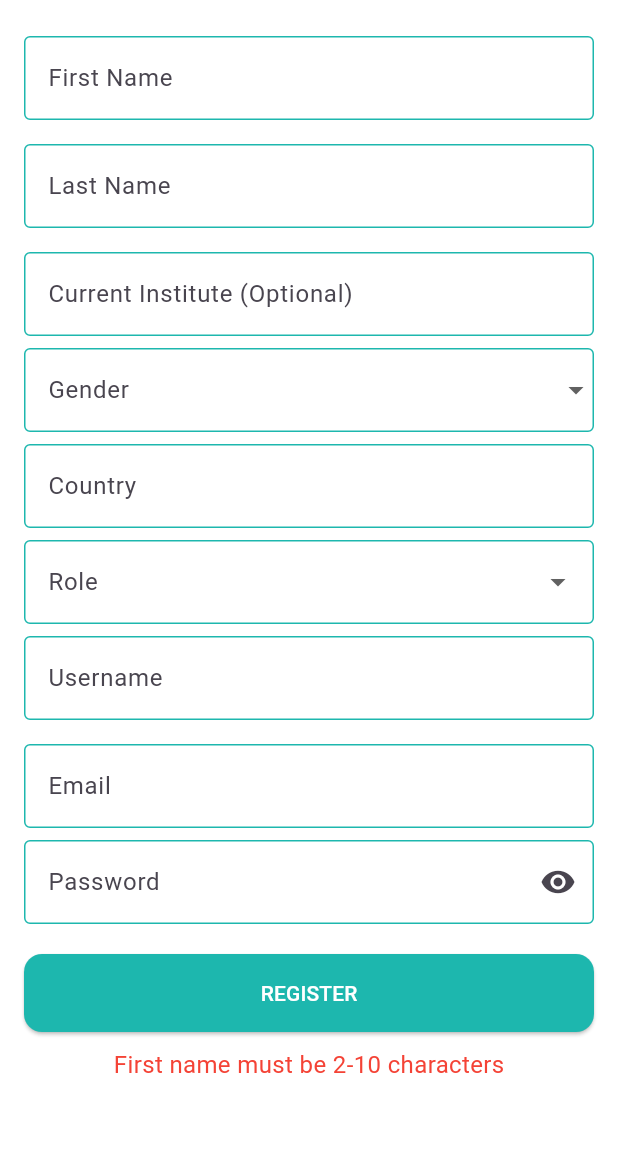
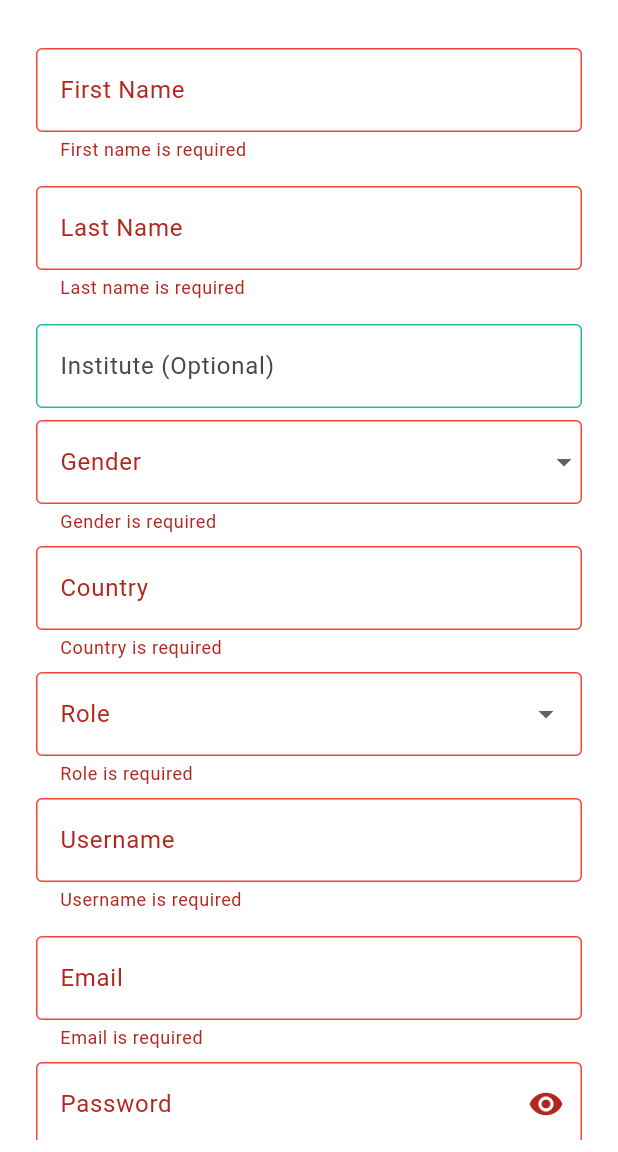
Before and after one commit to sourav600/online-classroom-management-frontend, a Flutter app: the screen it shows after launch, after a tap on "REGISTER", on a phone screen of 412 x 824 dp, the part 84-1236 px from its top. Run offline on Flutter 3.47's test engine with Material 3 defaults, Android fonts, the phone set to English and light mode, and no system bars; our stand-ins replace connectivity_plus, dartz, equatable, flutter_secure_storage, get; accounts and stored records are empty.

```diff
--- a/lib/core/utils/constants.dart
+++ b/lib/core/utils/constants.dart
@@ -1,5 +1,5 @@
 class Constants {
   static const String baseUrlLocalhost = 'http://localhost:5000';
 
-  static const String baseUrl = 'http://192.168.190.18:5000';
+  static const String baseUrl = 'http://192.168.91.18:5000';
 }
--- /dev/null
+++ b/lib/features/user/domain/usecases/login_user.dart
@@ -0,0 +1,23 @@
+import 'package:dartz/dartz.dart';
+import '../../../../core/error/failures.dart';
+import '../../../../core/usecases/usecase.dart';
+import '../entities/auth_response.dart';
+import '../repositories/user_repository.dart';
+
+class LoginUser implements UseCase<AuthResponse, LoginParams> {
+  final UserRepository repository;
+
+  LoginUser(this.repository);
+
+  @override
+  Future<Either<Failure, AuthResponse>> call(LoginParams params) async {
+    return await repository.login(params.username, params.password);
+  }
+}
+
+class LoginParams {
+  final String username;
+  final String password;
+
+  LoginParams({required this.username, required this.password});
+}
--- a/lib/features/user/presentation/controllers/auth_controller.dart
+++ b/lib/features/user/presentation/controllers/auth_controller.dart
@@ -1,15 +1,18 @@
 import 'package:get/get.dart';
+import 'package:online_classroom_frontend/features/user/domain/usecases/login_user.dart';
 import '../../domain/usecases/register_user.dart';
 import '../../domain/entities/user.dart';
 
 class AuthController extends GetxController {
   final RegisterUser registerUser;
+  final LoginUser loginUser;
   final RxBool isLoading = false.obs;
   final RxString errorMessage = ''.obs;
   final Rx<User?> currentUser = Rx<User?>(null);
 
   AuthController({
-    required this.registerUser
+    required this.registerUser,
+    required this.loginUser,
   });
 
   Future<void> register(User user) async {
@@ -20,10 +23,23 @@ class AuthController extends GetxController {
       (failure) => errorMessage.value = failure.errorMessage,
       (user) {
         currentUser.value = user;
-        Get.offNamed('/register');
+        Get.offNamed('/login');
       },
     );
     isLoading.value = false;
   }
 
+  Future<void> login(String username, String password) async {
+    isLoading.value = true;
+    errorMessage.value = '';
+    final result =
+        await loginUser(LoginParams(username: username, password: password));
+    result.fold(
+      (failure) => errorMessage.value = failure.errorMessage,
+      (authResponse) {
+        Get.offNamed('/dashboard');
+      },
+    );
+    isLoading.value = false;
   }
+}
--- a/lib/features/user/presentation/pages/register_screen.dart
+++ b/lib/features/user/presentation/pages/register_screen.dart
@@ -3,7 +3,6 @@ import 'package:get/get.dart';
 import 'package:online_classroom_frontend/core/utils/app_colors.dart';
 import 'package:online_classroom_frontend/features/user/data/models/user_model.dart';
 import '../controllers/auth_controller.dart';
-import '../widgets/custom_button.dart';
 import '../widgets/custom_text_field.dart';
 
 class RegisterScreen extends StatelessWidget {
@@ -16,34 +15,6 @@ class RegisterScreen extends StatelessWidget {
   final usernameController = TextEditingController();
   final emailController = TextEditingController();
   final passwordController = TextEditingController();
-
-  String? _validateInput() {
-    if (firstNameController.text.length < 2 || firstNameController.text.length > 10) {
-      return 'First name must be 2-10 characters';
-    }
-    if (!RegExp(r'^[a-zA-Z ]+$').hasMatch(firstNameController.text)) {
-      return 'First name must contain only letters';
-    }
-    if (lastNameController.text.length < 3 || lastNameController.text.length > 15) {
-      return 'Last name must be 3-15 characters';
-    }
-    if (!RegExp(r'^[a-zA-Z ]+$').hasMatch(lastNameController.text)) {
-      return 'Last name must contain only letters';
-    }
-    if (countryController.text.isEmpty) {
-      return 'Country is required';
-    }
-    if (usernameController.text.length < 4 || usernameController.text.length > 20) {
-      return 'Username must be 4-20 characters';
-    }
-    if (!RegExp(r'^[\w-\.]+@([\w-]+\.)+[\w-]{2,4}$').hasMatch(emailController.text)) {
-      return 'Invalid email format';
-    }
-    if (passwordController.text.length < 6) {
-      return 'Password must be at least 6 characters';
-    }
-    return null;
-  }
 
   @override
   Widget build(BuildContext context) {
@@ -59,48 +30,80 @@ class RegisterScreen extends StatelessWidget {
         backgroundColor: Theme.of(context).primaryColor,
         iconTheme: const IconThemeData(color: Colors.white),
       ),
-      body: SingleChildScrollView(
+      body: Padding(
+          padding: const EdgeInsets.all(8.0),
+          child: Obx(() => Form(
+                key: formKey,
+                child: SingleChildScrollView(
                   padding: const EdgeInsets.all(16.0),
                   child: Column(
                     children: [
                       CustomTextField(
                         controller: firstNameController,
                         label: 'First Name',
+                        validator: (value) {
+                          if (value?.isEmpty ?? true)
+                            return 'First name is required';
+                          if (!RegExp(r'^[a-zA-Z ]+$').hasMatch(value!)) {
+                            return 'Only letters allowed';
+                          }
+                          if (value.length < 2 || value.length > 10) {
+                            return '2-10 characters required';
+                          }
+                          return null;
+                        },
                       ),
                       CustomTextField(
                         controller: lastNameController,
                         label: 'Last Name',
+                        validator: (value) {
+                          if (value?.isEmpty ?? true)
+                            return 'Last name is required';
+                          if (!RegExp(r'^[a-zA-Z ]+$').hasMatch(value!)) {
+                            return 'Only letters allowed';
+                          }
+                          if (value.length < 3 || value.length > 15) {
+                            return '3-15 characters required';
+                          }
+                          return null;
+                        },
                       ),
                       CustomTextField(
                         controller: instituteController,
-              label: 'Current Institute (Optional)',
+                        label: 'Institute (Optional)',
                       ),
                       DropdownButtonFormField<String>(
-              value: selectedGender.value.isEmpty ? null : selectedGender.value,
+                        value: selectedGender.value.isEmpty
+                            ? null
+                            : selectedGender.value,
                         onChanged: (value) => selectedGender.value = value!,
                         items: ['Male', 'Female', 'Other']
-                .map((gender) =>
-                DropdownMenuItem(value: gender, child: Text(gender)))
+                            .map((gender) => DropdownMenuItem(
+                                value: gender, child: Text(gender)))
                             .toList(),
                         decoration: const InputDecoration(labelText: 'Gender'),
-              validator: (value) =>
-                value == null || value.isEmpty ? 'Gender is required' : null,
+                        validator: (value) => value == null || value.isEmpty
+                            ? 'Gender is required'
+                            : null,
                       ),
-
                       CustomTextField(
                         controller: countryController,
                         label: 'Country',
+                        validator: (value) => value?.isEmpty ?? true
+                            ? 'Country is required'
+                            : null,
                       ),
-
                       Obx(() => DropdownButtonFormField<String>(
-                  value: selectedRole.value.isEmpty ? null : selectedRole.value,
+                            value: selectedRole.value.isEmpty
+                                ? null
+                                : selectedRole.value,
                             decoration: const InputDecoration(
                               labelText: 'Role',
                               border: OutlineInputBorder(),
                             ),
                             items: ['ADMIN', 'TEACHER', 'STUDENT']
-                        .map((role) =>
-                          DropdownMenuItem(value: role, child: Text(role)))
+                                .map((role) => DropdownMenuItem(
+                                    value: role, child: Text(role)))
                                 .toList(),
                             onChanged: (value) {
                               if (value != null) selectedRole.value = value;
@@ -108,14 +111,31 @@ class RegisterScreen extends StatelessWidget {
                             validator: (value) =>
                                 value == null ? 'Role is required' : null,
                           )),
-
                       CustomTextField(
                         controller: usernameController,
                         label: 'Username',
+                        validator: (value) {
+                          if (value?.isEmpty ?? true) {
+                            return 'Username is required';
+                          }
+                          if (value!.length < 4 || value.length > 20) {
+                            return '4-20 characters required';
+                          }
+                          return null;
+                        },
                       ),
                       CustomTextField(
                         controller: emailController,
                         label: 'Email',
+                        validator: (value) {
+                          if (value?.isEmpty ?? true)
+                            return 'Email is required';
+                          if (!RegExp(r'^[\w-\.]+@([\w-]+\.)+[\w-]{2,4}$')
+                              .hasMatch(value!)) {
+                            return 'Invalid email format';
+                          }
+                          return null;
+                        },
                       ),
                       Obx(() => TextFormField(
                             controller: passwordController,
@@ -129,12 +149,29 @@ class RegisterScreen extends StatelessWidget {
                                       : Icons.visibility_off,
                                 ),
                                 onPressed: () {
-                    isPasswordHidden.value = !isPasswordHidden.value;
+                                  isPasswordHidden.value =
+                                      !isPasswordHidden.value;
                                 },
                               ),
                             ),
+                            validator: (value) {
+                              if (value?.isEmpty ?? true) {
+                                return 'Password is required';
+                              }
+                              if (value!.length < 6) {
+                                return 'Password must be at least 6 characters long';
+                              }
+                              if (!RegExp(r'^(?=.*[a-z])(?=.*[A-Z])')
+                                  .hasMatch(value)) {
+                                return 'Must include both uppercase and lowercase letters';
+                              }
+                              if (!RegExp(r'[!@#$%^&*(),.?":{}|<>]')
+                                  .hasMatch(value)) {
+                                return 'At least one special character is required';
+                              }
+                              return null;
+                            },
                           )),
-
                       const SizedBox(height: 20),
                       Obx(() => SizedBox(
                             width: double.infinity,
@@ -142,16 +179,14 @@ class RegisterScreen extends StatelessWidget {
                                 ? const CircularProgressIndicator()
                                 : ElevatedButton(
                                     onPressed: () {
-                        final error = _validateInput();
-                        if(error != null){
-                          authController.errorMessage.value = error;
-                          return;
-                        }
+                                      if (formKey.currentState?.validate() ??
+                                          false) {
                                         final roleName = selectedRole.value;
                                         final user = UserModel(
                                           firstName: firstNameController.text,
                                           lastName: lastNameController.text,
-                          currentInstitute: instituteController.text.isEmpty
+                                          currentInstitute:
+                                              instituteController.text.isEmpty
                                                   ? null
                                                   : instituteController.text,
                                           country: countryController.text,
@@ -163,18 +198,21 @@ class RegisterScreen extends StatelessWidget {
                                           password: passwordController.text,
                                         );
                                         authController.register(user);
+                                      }
                                     },
                                     style: ElevatedButton.styleFrom(
-                        padding: const EdgeInsets.symmetric(vertical: 16),
+                                      padding: const EdgeInsets.symmetric(
+                                          vertical: 20),
                                       backgroundColor: AppColors.primary,
                                       shape: RoundedRectangleBorder(
                                         borderRadius: BorderRadius.circular(12),
                                       ),
                                     ),
-                   child: const Text('REGISTER', style: TextStyle(color: AppColors.background)),
+                                    child: const Text('REGISTER',
+                                        style: TextStyle(
+                                            color: AppColors.background)),
                                   ),
-            )
-              ),
+                          )),
                       Obx(() => authController.errorMessage.value.isNotEmpty
                           ? Padding(
                               padding: const EdgeInsets.only(top: 10),
@@ -184,9 +222,21 @@ class RegisterScreen extends StatelessWidget {
                               ),
                             )
                           : const SizedBox()),
+                      const SizedBox(height: 16),
+                      TextButton(
+                        onPressed: () => Get.toNamed('/login'),
+                        child: const Text(
+                          'Already have an account? Login',
+                          style: TextStyle(
+                            color: AppColors.primary,
+                            fontWeight: FontWeight.w500,
+                          ),
+                        ),
+                      ),
                     ],
                   ),
                 ),
+              ))),
     );
   }
 }
--- a/lib/features/user/presentation/widgets/custom_text_field.dart
+++ b/lib/features/user/presentation/widgets/custom_text_field.dart
@@ -4,21 +4,24 @@ class CustomTextField extends StatelessWidget {
   final TextEditingController controller;
   final String label;
   final bool obscureText;
+  final String? Function(String?)? validator;
 
   const CustomTextField({
     super.key,
     required this.controller,
     required this.label,
     this.obscureText = false,
+    this.validator
   });
 
   @override
   Widget build(BuildContext context) {
     return Padding(
       padding: const EdgeInsets.symmetric(vertical: 8.0),
-      child: TextField(
+      child: TextFormField(
         controller: controller,
         obscureText: obscureText,
+        validator: validator,
         decoration: InputDecoration(
           labelText: label,
           border: const OutlineInputBorder(),
--- a/lib/injection_container.dart
+++ b/lib/injection_container.dart
@@ -2,7 +2,9 @@ import 'package:get/get.dart';
 import 'package:http/http.dart' as http;
 import 'package:flutter_secure_storage/flutter_secure_storage.dart';
 import 'package:connectivity_plus/connectivity_plus.dart';
+import 'package:online_classroom_frontend/features/user/data/datasources/user_local_data_source.dart';
 import 'package:online_classroom_frontend/features/user/domain/repositories/user_repository.dart';
+import 'package:online_classroom_frontend/features/user/domain/usecases/login_user.dart';
 import 'features/user/data/datasources/user_remote_data_source.dart';
 import 'features/user/data/repositories/user_repository_impl.dart';
 import 'features/user/domain/usecases/register_user.dart';
@@ -19,21 +21,27 @@ void initDependencies() {
   Get.lazyPut<NetworkInfo>(() => NetworkInfoImpl(Get.find<Connectivity>()));
 
   // Data sources
-  Get.lazyPut<UserRemoteDataSource>(() => UserRemoteDataSourceImpl(Get.find<http.Client>()));
+  Get.lazyPut<UserRemoteDataSource>(
+      () => UserRemoteDataSourceImpl(Get.find<http.Client>()));
+  Get.lazyPut<UserLocalDataSource>(() => UserLocalDataSourceImpl(Get.find()));
 
   // Repository
   Get.lazyPut<UserRepository>(() => UserRepositoryImpl(
         remoteDataSource: Get.find(),
+        localDataSource: Get.find(),
         networkInfo: Get.find<NetworkInfo>(),
       ));
 
   // Use cases
   Get.lazyPut(() => RegisterUser(Get.find<UserRepository>()));
+  Get.lazyPut(() => LoginUser(Get.find()));
 
   // Controllers
   Get.lazyPut(() => AuthController(
-        registerUser: Get.find<RegisterUser>()
+        registerUser: Get.find<RegisterUser>(),
+        loginUser: Get.find(),
       ));
 
   Get.put(UserRemoteDataSourceImpl(Get.find<http.Client>()));
+  Get.put(UserLocalDataSourceImpl(Get.find()));
 }
--- a/lib/routes/app_routes.dart
+++ b/lib/routes/app_routes.dart
@@ -1,8 +1,12 @@
 import 'package:get/get.dart';
+import 'package:online_classroom_frontend/features/user/presentation/pages/dashboard_screen.dart';
+import 'package:online_classroom_frontend/features/user/presentation/pages/login_screen.dart';
 import '../features/user/presentation/pages/register_screen.dart';
 
 class AppRoutes {
   static final routes = [
-    GetPage(name: '/register', page: () => RegisterScreen())
+    GetPage(name: '/register', page: () => RegisterScreen()),
+    GetPage(name: '/login', page: () => const LoginScreen()),
+    GetPage(name: '/dashboard', page: () => const DashboardScreen())
   ];
 }
```
Also changed, not shown: lib/features/user/data/datasources/user_local_data_source.dart (added, +63 -0 lines), lib/features/user/data/datasources/user_remote_data_source.dart (+24 -2 lines), lib/features/user/data/repositories/user_repository_impl.dart (+22 -7 lines), lib/features/user/presentation/pages/dashboard_screen.dart (added, +25 -0 lines), lib/features/user/presentation/pages/login_screen.dart (added, +137 -0 lines). Lines whose indentation alone changed are shown as unchanged.
